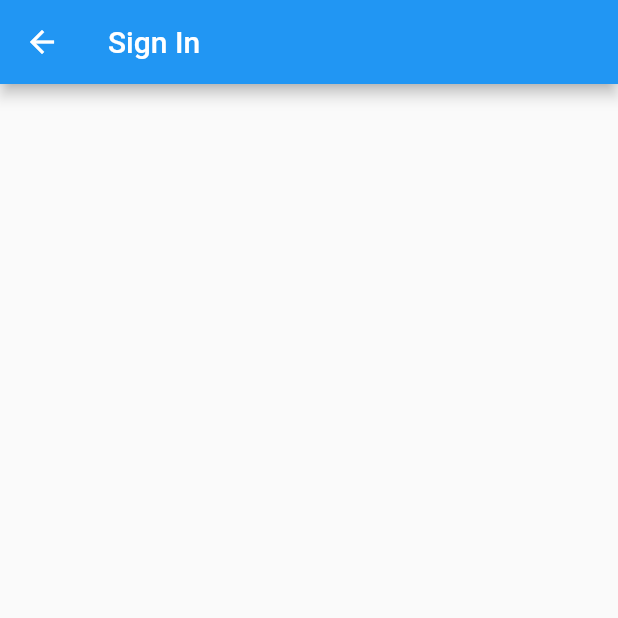
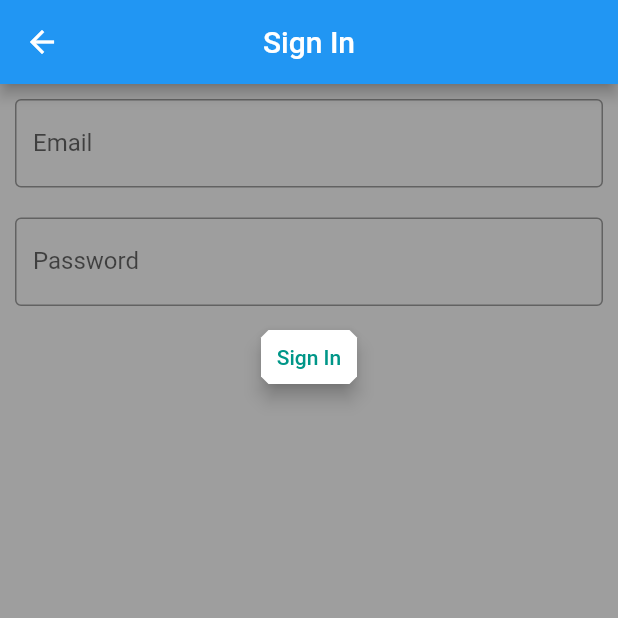
Before and after one commit to emmanuelsamutumwa/Expensehub, a Flutter app: the SignIn screen opened directly, on a phone screen of 412 x 824 dp, the top half of it. Run offline on Flutter 3.47's test engine with Material 2 defaults, Android fonts, the light colour scheme and no system bars.

```diff
--- a/lib/pages/home.dart
+++ b/lib/pages/home.dart
@@ -8,7 +8,7 @@ class Homepage extends StatelessWidget{
   @override
   Widget build (BuildContext context) {
     return Scaffold(
-      backgroundColor: Colors.brown,
+      backgroundColor: Colors.white38,
       body: SafeArea(
         child: Center(
           child: Column(
@@ -35,7 +35,7 @@ class Homepage extends StatelessWidget{
                         }));
                       },
                       child: Text(
-                          'LOGIN',
+                          'SIGN IN',
                         style: TextStyle(color: Colors.white),
                       )
                   ),
--- a/lib/pages/signin.dart
+++ b/lib/pages/signin.dart
@@ -7,6 +7,45 @@ class SignIn extends StatelessWidget {
   Widget build(BuildContext context) {
     return Scaffold(
       appBar: AppBar(title: Text("Sign In"),
+        centerTitle: true,
+      ),
+      backgroundColor: Colors.grey,
+      body:  Center(
+        child: Column(
+
+          children: <Widget>[
+            Padding(
+              padding: EdgeInsets.all(10.0),
+              child: TextField(
+                decoration: InputDecoration(
+                  labelText: "Email",
+                  border: OutlineInputBorder(),
+                ),
+              ),
+            ),
+            Padding(
+              padding: EdgeInsets.all(10.0),
+              child: TextField(
+                obscureText: true,
+                decoration: InputDecoration(
+                  labelText: "Password",
+                  border: OutlineInputBorder(),
+                ),
+              ),
+            ),
+            TextButton(
+                onPressed: () {
+                  print ('Signed In');
+                },
+                child: Text("Sign In"),
+            style: TextButton.styleFrom(
+              foregroundColor: Colors.teal,
+              backgroundColor: Colors.white,
+              shape: BeveledRectangleBorder(borderRadius: BorderRadius.all(Radius.circular(5))),
+              elevation: 5,
+            ),)
+          ],
+        ),
       ),
     );
   }
```
